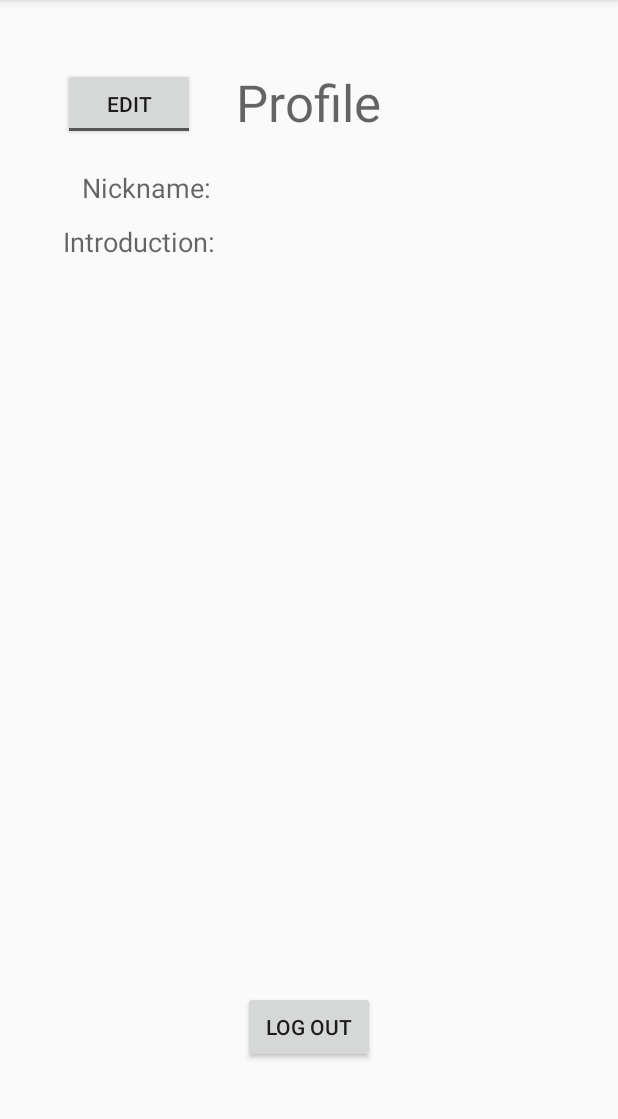
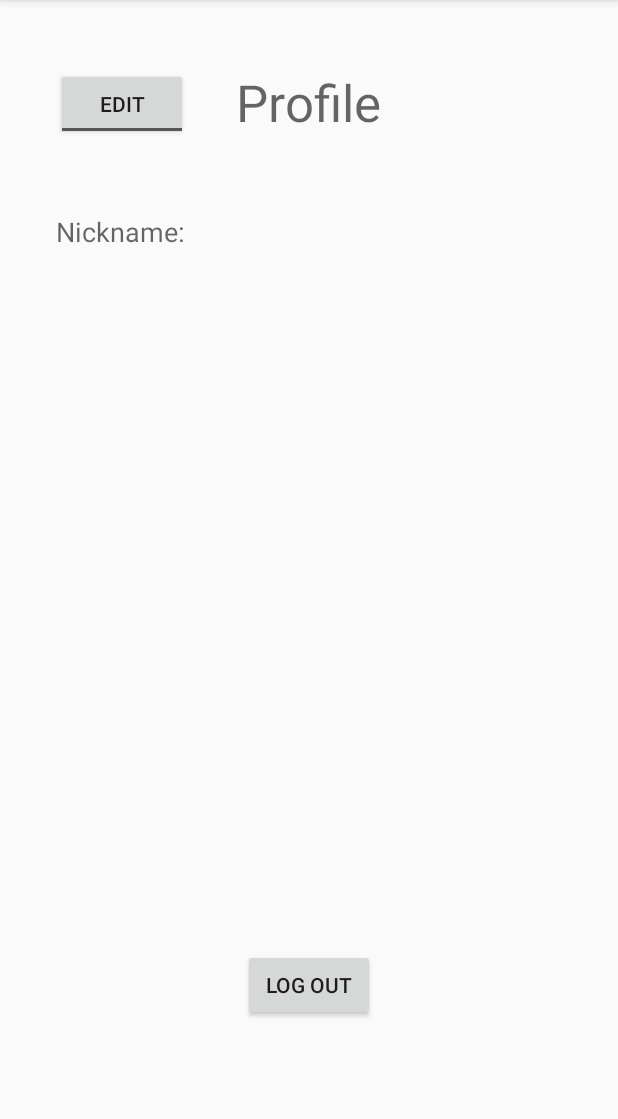
Before and after one commit to mcw0805/m1, an Android app: the ProfileActivity screen opened directly, with no data from a screen before it, on a phone screen of 412 x 824 dp, the part 84-1203 px from its top. Run offline under Robolectric (Android 15) with nearby library versions, the phone set to English and light mode, and no system bars; our stand-ins replace Firebase (no records; nobody signed in at launch, a user with empty details on screens opened directly).

```diff
--- a/app/src/main/AndroidManifest.xml
+++ b/app/src/main/AndroidManifest.xml
@@ -20,8 +20,7 @@
         </activity>
         <activity android:name=".Controller.RegistrationActivity" />
         <activity android:name=".Controller.LogInActivity" />
-        <activity android:name=".Controller.ProfileActivity"
-            android:windowSoftInputMode="adjustNothing"/>
+        <activity android:name=".Controller.ProfileActivity" />
         <activity android:name=".Controller.Dashboard" />
         <activity android:name=".Controller.SubmitFormActivity" />
         <activity android:name=".Controller.ResetPasswordActivity" />
--- a/app/src/main/java/com/example/mcw0805/wheres_my_stuff/Controller/ProfileActivity.java
+++ b/app/src/main/java/com/example/mcw0805/wheres_my_stuff/Controller/ProfileActivity.java
@@ -1,12 +1,10 @@
 package com.example.mcw0805.wheres_my_stuff.Controller;
 
-import android.content.Context;
 import android.content.Intent;
 import android.support.annotation.NonNull;
 import android.support.v7.app.AppCompatActivity;
 import android.os.Bundle;
 import android.util.Log;
-import android.view.inputmethod.InputMethodManager;
 import android.widget.Button;
 import android.view.View;
 import android.widget.CompoundButton;
@@ -27,82 +25,74 @@ import com.google.firebase.auth.FirebaseUser;
  * @author Melanie Hall
  */
 
-public class ProfileActivity extends AppCompatActivity implements View.OnClickListener {
+public class ProfileActivity extends AppCompatActivity implements View.OnClickListener  {
 
     /*
-        Widgets for the profile activity.
+      Instance variables for log out button/allowing user to log out.
     */
     private Button signOutProfileButton;
-    private ToggleButton editToggleButton;
+    private ToggleButton editToggleBtn;
     private EditText nicknameEdit;
     private TextView nicknameTextView;
-    private EditText introductionEdit;
-    private TextView introductionTextView;
     private ViewSwitcher nicknameViewSwitcher;
-    private ViewSwitcher introductionViewSwitcher;
 
-    /*
-        Firebase authorization
-     */
     private FirebaseAuth mAuth;
     private FirebaseAuth.AuthStateListener mAuthListener;
     private boolean isAuthListenerSet = false;
-
     private static final String TAG = "ProfileActivity";
 
+    private String nickname;
 
     @Override
     protected void onCreate(Bundle savedInstanceState) {
         super.onCreate(savedInstanceState);
         setContentView(R.layout.activity_profile);
 
-        //instantiate buttons
         signOutProfileButton = (Button) findViewById(R.id.profile_logout_btn);
-        editToggleButton = (ToggleButton) findViewById(R.id.editToggleBtn);
+        editToggleBtn = (ToggleButton) findViewById(R.id.editToggleBtn);
 
-        //instantiate all the fields related to editing/viewing the nickname of the user
         nicknameEdit = (EditText) findViewById(R.id.nicknameEdit);
         nicknameTextView = (TextView) findViewById(R.id.nicknameText);
         nicknameEdit.setText(nicknameTextView.getText().toString());
 
+        nickname = nicknameTextView.getText().toString();
+
         nicknameViewSwitcher = (ViewSwitcher) findViewById(R.id.viewSwitcherNickname);
 
-        //instantiate all the fields related to editing/viewing the intro/bio of the user
-        introductionEdit = (EditText) findViewById(R.id.introductionEdit);
-        introductionTextView = (TextView) findViewById(R.id.introductionText);
+//        CompoundButton.OnCheckedChangeListener listener =
+//                new CompoundButton.OnCheckedChangeListener() {
+//
+//                    @Override
+//                    public void onCheckedChanged(CompoundButton buttonView, boolean isChecked) {
+//
+//                    }
+//                };
 
-        introductionViewSwitcher = (ViewSwitcher) findViewById(R.id.viewSwitcherIntroduction);
+        signOutProfileButton.setOnClickListener(this);
+        //editToggleBtn.setOnCheckedChangeListener(listener);
 
-        //listeners for the buttons
-        signOutProfileButton.setOnClickListener(this);
-        editToggleButton.setOnClickListener(this);
 
-        editToggleButton.setOnCheckedChangeListener(new CompoundButton.OnCheckedChangeListener() {
+
+
+        editToggleBtn.setOnCheckedChangeListener(new CompoundButton.OnCheckedChangeListener() {
 
             @Override
             public void onCheckedChanged(CompoundButton buttonView, boolean isChecked) {
                 String newNickname = nicknameEdit.getText().toString();
-                String newIntro = introductionEdit.getText().toString();
+                if (isChecked) { //edit is clicked (i.e. button is "on")
+                        nicknameViewSwitcher.showPrevious(); //shows EditText
 
-                if (isChecked) { //edit is clicked (i.e. button is "on")
-                    nicknameViewSwitcher.showPrevious(); //shows EditText
-                    nicknameTextView.setText(newNickname);
-
-                    introductionViewSwitcher.showPrevious();
-                    introductionTextView.setText(newIntro);
+                        nicknameTextView.setText(newNickname);
 
                 } else { //back to TextView
                     nicknameViewSwitcher.showNext();
                     nicknameTextView.setText(newNickname);
 
-                    introductionViewSwitcher.showNext();
-                    introductionTextView.setText(newIntro);
                 }
             }
         });
 
 
-        //Firebase authorization
         mAuth = FirebaseAuth.getInstance();
         mAuthListener = new FirebaseAuth.AuthStateListener() {
             @Override
@@ -119,7 +109,9 @@ public class ProfileActivity extends AppCompatActivity implements View.OnClickLi
         };
     }
 
-
+    /**
+     * Finds user and starts application.
+     */
     @Override
     protected void onStart() {
         super.onStart();
@@ -129,6 +121,9 @@ public class ProfileActivity extends AppCompatActivity implements View.OnClickLi
         }
     }
 
+    /**
+     * Stops application and returns to login screen.
+     */
     @Override
     protected void onStop() {
         super.onStop();
@@ -138,11 +133,12 @@ public class ProfileActivity extends AppCompatActivity implements View.OnClickLi
         }
     }
 
-
+    /**
+     * onClick event that checks if user signs out.
+     * @param view checks if user signs out
+     */
     @Override
     public void onClick(View view) {
-
-        //sign out function
         if (view == signOutProfileButton) {
             signOut();
             Toast.makeText(getApplicationContext(),
@@ -154,26 +150,16 @@ public class ProfileActivity extends AppCompatActivity implements View.OnClickLi
             finish();
         }
 
-        //hides keyboard when done editing
-        if (view == editToggleButton) {
-            if (!editToggleButton.isChecked()) {
-                hideSoftKeyboard(view);
-            }
+
+    }
+
+    private void makeEditable() {
+        if (nicknameViewSwitcher.getCurrentView() != nicknameTextView) {
+            nicknameViewSwitcher.showPrevious();
         }
 
     }
 
-    /**
-     * Hides the soft keyboard.
-     *
-     * Called when EditText fields are not in focus.
-     *
-     * @param v view of the current focus
-     */
-    private void hideSoftKeyboard(View v){
-        InputMethodManager inputMethodManager = (InputMethodManager) getSystemService(Context.INPUT_METHOD_SERVICE);
-        inputMethodManager.hideSoftInputFromWindow(v.getWindowToken(), 0);
-    }
 
 
     /**
--- a/app/src/main/res/layout/activity_profile.xml
+++ b/app/src/main/res/layout/activity_profile.xml
@@ -10,7 +10,7 @@
         android:id="@+id/profile_logout_btn"
         android:layout_width="wrap_content"
         android:layout_height="wrap_content"
-        android:layout_marginBottom="59dp"
+        android:layout_marginBottom="87dp"
         android:text="Log Out"
         android:layout_alignParentBottom="true"
         android:layout_centerHorizontal="true" />
@@ -25,26 +25,51 @@
         android:layout_centerHorizontal="true"
         android:layout_marginTop="45dp" />
 
+    <ViewSwitcher
+        android:layout_width="wrap_content"
+        android:layout_height="200dp"
+        android:layout_gravity="right"
+        android:layout_marginTop="21dp"
+        android:id="@+id/viewSwitcherNickname"
+        android:layout_below="@+id/textView2"
+        android:layout_toEndOf="@+id/textView8">
+
+        <TextView
+            android:id="@+id/nicknameText"
+            android:layout_width="wrap_content"
+            android:layout_height="wrap_content"
+            android:layout_centerHorizontal="true"
+            android:layout_marginTop="28dp"
+            android:layout_marginLeft="0dp"
+            android:layout_gravity="center_horizontal"
+            android:textAppearance="@style/TextAppearance.AppCompat.Medium"
+            android:ems="10"
+            android:text=""/>
+
+        <EditText
+            android:id="@+id/nicknameEdit"
+            android:layout_width="wrap_content"
+            android:layout_height="wrap_content"
+            android:layout_centerHorizontal="true"
+            android:layout_marginTop="20dp"
+            android:layout_gravity="center_horizontal"
+            android:textAppearance="@style/TextAppearance.AppCompat.Medium"
+            android:ems="10"
+            android:hint="Nickname"
+            android:inputType="textPersonName" />
+
+    </ViewSwitcher>
+
     <TextView
         android:id="@+id/textView8"
         android:layout_width="wrap_content"
         android:layout_height="wrap_content"
         android:text="Nickname: "
+        android:layout_marginEnd="29dp"
+        android:layout_marginTop="30dp"
+        android:layout_alignTop="@+id/viewSwitcherNickname"
         android:textAppearance="@style/TextAppearance.AppCompat.Medium"
-        android:layout_marginEnd="12dp"
-        android:layout_below="@+id/editToggleBtn"
-        android:layout_toStartOf="@+id/textView2"
-        android:layout_marginTop="19dp" />
-
-    <TextView
-        android:id="@+id/textView9"
-        android:layout_width="wrap_content"
-        android:layout_height="wrap_content"
-        android:text="Introduction: "
-        android:textAppearance="@style/TextAppearance.AppCompat.Medium"
-        android:layout_alignBaseline="@+id/viewSwitcherIntroduction"
-        android:layout_alignBottom="@+id/viewSwitcherIntroduction"
-        android:layout_alignStart="@+id/editToggleBtn" />
+        android:layout_toStartOf="@+id/textView2" />
 
     <ToggleButton
         android:id="@+id/editToggleBtn"
@@ -53,102 +78,6 @@
         android:textOff="Edit"
         android:textOn="Done"
         android:layout_alignTop="@+id/textView2"
-        android:layout_toStartOf="@+id/textView2"
-        android:layout_marginEnd="27dp" />
-
-    <ViewSwitcher
-        android:layout_width="wrap_content"
-        android:layout_height="wrap_content"
-        android:layout_gravity="right"
-        android:id="@+id/viewSwitcherNickname"
-        android:layout_below="@+id/editToggleBtn"
-        android:layout_toEndOf="@+id/textView8">
-
-        <TextView
-            android:id="@+id/nicknameText"
-            android:layout_width="wrap_content"
-            android:layout_height="wrap_content"
-            android:layout_centerHorizontal="true"
-            android:layout_marginTop="20dp"
-            android:layout_marginLeft="0dp"
-            android:layout_gravity="center_horizontal"
-            android:textAppearance="@style/TextAppearance.AppCompat.Medium"
-            android:ems="10"
-            android:text=""/>
-
-        <EditText
-            android:id="@+id/nicknameEdit"
-            android:layout_marginTop="10dp"
-            android:layout_width="wrap_content"
-            android:layout_height="wrap_content"
-            android:layout_centerHorizontal="true"
-            android:layout_gravity="center_horizontal"
-            android:textAppearance="@style/TextAppearance.AppCompat.Medium"
-            android:ems="10"
-            android:hint="Nickname"
-            android:inputType="textPersonName" />
-
-    </ViewSwitcher>
-
-    <ViewSwitcher
-        android:layout_width="wrap_content"
-        android:layout_height="wrap_content"
-        android:layout_gravity="right"
-        android:textAppearance="@style/TextAppearance.AppCompat.Medium"
-        android:ems="10"
-        android:id="@+id/viewSwitcherIntroduction"
-        android:layout_below="@+id/viewSwitcherNickname"
-        android:layout_alignStart="@+id/viewSwitcherNickname">
-
-        <TextView
-            android:id="@+id/introductionText"
-            android:layout_width="wrap_content"
-            android:layout_height="wrap_content"
-            android:layout_gravity="center_horizontal"
-            android:layout_marginLeft="0dp"
-            android:ems="10"
-            android:text=""
-            android:textAppearance="@style/TextAppearance.AppCompat.Medium"
-            android:layout_alignStart="@+id/viewSwitcherNickname" />
-
-        <EditText
-            android:id="@+id/introductionEdit"
-            android:layout_width="wrap_content"
-            android:layout_height="wrap_content"
-            android:layout_centerHorizontal="true"
-            android:layout_gravity="center_horizontal"
-            android:textAppearance="@style/TextAppearance.AppCompat.Medium"
-            android:ems="10"
-            android:hint="User Introduction"
-            android:inputType="textMultiLine"
-            android:minHeight="100dp"
-            android:scrollHorizontally="false"
-            android:scrollbarAlwaysDrawVerticalTrack="true"
-            android:scrollbarStyle="insideInset"
-            android:scrollbars="vertical"
-            android:overScrollMode="always"
-
-            android:minLines="5"
-            />
-
-    </ViewSwitcher>
-
-
-    <!--<EditText-->
-        <!--android:id="@+id/introductionEdit"-->
-        <!--android:layout_width="350dp"-->
-        <!--android:layout_height="100dp"-->
-        <!--android:ems="10"-->
-        <!--android:inputType="textMultiLine"-->
-        <!--android:minHeight="120dp"-->
-        <!--android:layout_below="@+id/description_text"-->
-        <!--android:layout_alignStart="@+id/description_text"-->
-        <!--android:scrollHorizontally="false"-->
-        <!--android:scrollbarAlwaysDrawVerticalTrack="true"-->
-        <!--android:scrollbarStyle="insideInset"-->
-        <!--android:scrollbars="vertical"-->
-        <!--android:overScrollMode="always"-->
-        <!--android:minLines="10" />-->
-
+        android:layout_alignStart="@+id/textView8" />
 
 </RelativeLayout>
```
